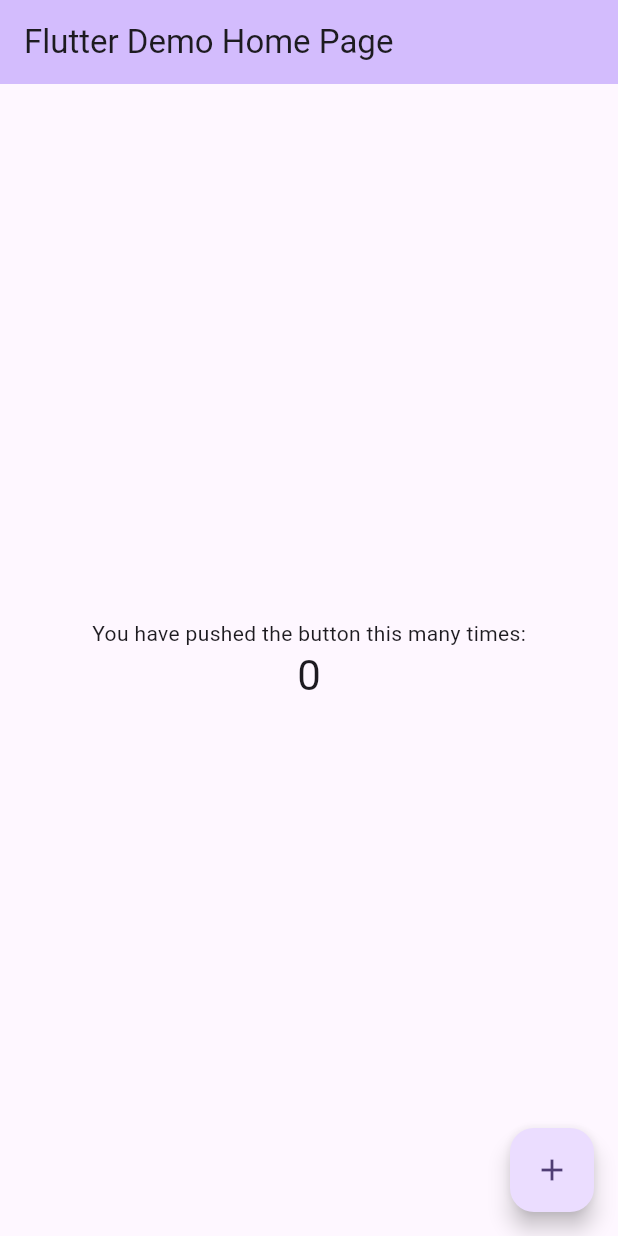
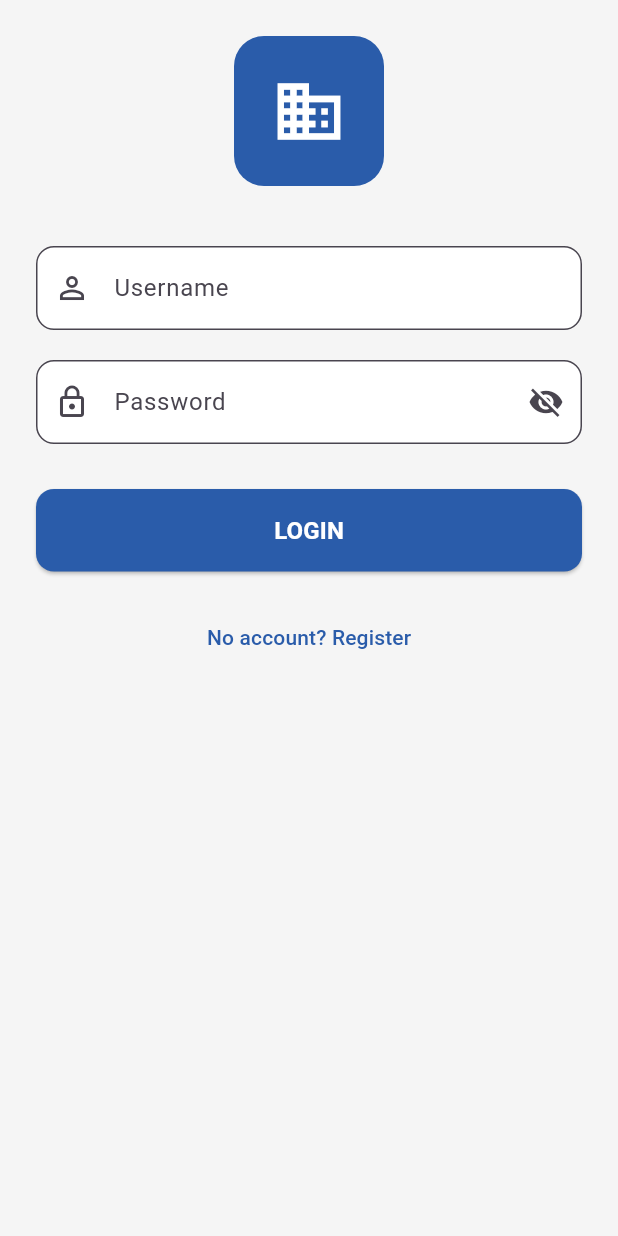
Before and after one commit to DidarTito/corporate_app, a Flutter app: the screen it shows after launch, on a phone screen of 412 x 824 dp. Run offline on Flutter 3.47's test engine with Material 3 defaults, Android fonts, the phone set to English and light mode, and no system bars.

Commit message:
basic screens added: splash, login, home

```diff
--- a/lib/main.dart
+++ b/lib/main.dart
@@ -1,122 +1,29 @@
+import 'package:corporate_app/utils/constants.dart';
 import 'package:flutter/material.dart';
+import 'screens/splash_screen.dart';
 
 void main() {
-  runApp(const MyApp());
+  runApp(const CorporateApp());
 }
 
-class MyApp extends StatelessWidget {
-  const MyApp({super.key});
+class CorporateApp extends StatelessWidget {
+  const CorporateApp({super.key});
 
-  // This widget is the root of your application.
   @override
   Widget build(BuildContext context) {
     return MaterialApp(
-      title: 'Flutter Demo',
+      title: 'Corporate App',
       theme: ThemeData(
-        // This is the theme of your application.
-        //
-        // TRY THIS: Try running your application with "flutter run". You'll see
-        // the application has a purple toolbar. Then, without quitting the app,
-        // try changing the seedColor in the colorScheme below to Colors.green
-        // and then invoke "hot reload" (save your changes or press the "hot
-        // reload" button in a Flutter-supported IDE, or press "r" if you used
-        // the command line to start the app).
-        //
-        // Notice that the counter didn't reset back to zero; the application
-        // state is not lost during the reload. To reset the state, use hot
-        // restart instead.
-        //
-        // This works for code too, not just values: Most code changes can be
-        // tested with just a hot reload.
-        colorScheme: .fromSeed(seedColor: Colors.deepPurple),
+        primaryColor: AppColors.primaryBlue,
+        scaffoldBackgroundColor: AppColors.backgroundLight,
+        appBarTheme: const AppBarTheme(
+          backgroundColor: AppColors.primaryBlue,
+          foregroundColor: Colors.white,
+          elevation: 0,
+        ),
       ),
-      home: const MyHomePage(title: 'Flutter Demo Home Page'),
+      home: const SplashScreen(),
+      debugShowCheckedModeBanner: false,
     );
   }
 }
-
-class MyHomePage extends StatefulWidget {
-  const MyHomePage({super.key, required this.title});
-
-  // This widget is the home page of your application. It is stateful, meaning
-  // that it has a State object (defined below) that contains fields that affect
-  // how it looks.
-
-  // This class is the configuration for the state. It holds the values (in this
-  // case the title) provided by the parent (in this case the App widget) and
-  // used by the build method of the State. Fields in a Widget subclass are
-  // always marked "final".
-
-  final String title;
-
-  @override
-  State<MyHomePage> createState() => _MyHomePageState();
-}
-
-class _MyHomePageState extends State<MyHomePage> {
-  int _counter = 0;
-
-  void _incrementCounter() {
-    setState(() {
-      // This call to setState tells the Flutter framework that something has
-      // changed in this State, which causes it to rerun the build method below
-      // so that the display can reflect the updated values. If we changed
-      // _counter without calling setState(), then the build method would not be
-      // called again, and so nothing would appear to happen.
-      _counter++;
-    });
-  }
-
-  @override
-  Widget build(BuildContext context) {
-    // This method is rerun every time setState is called, for instance as done
-    // by the _incrementCounter method above.
-    //
-    // The Flutter framework has been optimized to make rerunning build methods
-    // fast, so that you can just rebuild anything that needs updating rather
-    // than having to individually change instances of widgets.
-    return Scaffold(
-      appBar: AppBar(
-        // TRY THIS: Try changing the color here to a specific color (to
-        // Colors.amber, perhaps?) and trigger a hot reload to see the AppBar
-        // change color while the other colors stay the same.
-        backgroundColor: Theme.of(context).colorScheme.inversePrimary,
-        // Here we take the value from the MyHomePage object that was created by
-        // the App.build method, and use it to set our appbar title.
-        title: Text(widget.title),
-      ),
-      body: Center(
-        // Center is a layout widget. It takes a single child and positions it
-        // in the middle of the parent.
-        child: Column(
-          // Column is also a layout widget. It takes a list of children and
-          // arranges them vertically. By default, it sizes itself to fit its
-          // children horizontally, and tries to be as tall as its parent.
-          //
-          // Column has various properties to control how it sizes itself and
-          // how it positions its children. Here we use mainAxisAlignment to
-          // center the children vertically; the main axis here is the vertical
-          // axis because Columns are vertical (the cross axis would be
-          // horizontal).
-          //
-          // TRY THIS: Invoke "debug painting" (choose the "Toggle Debug Paint"
-          // action in the IDE, or press "p" in the console), to see the
-          // wireframe for each widget.
-          mainAxisAlignment: .center,
-          children: [
-            const Text('You have pushed the button this many times:'),
-            Text(
-              '$_counter',
-              style: Theme.of(context).textTheme.headlineMedium,
-            ),
-          ],
-        ),
-      ),
-      floatingActionButton: FloatingActionButton(
-        onPressed: _incrementCounter,
-        tooltip: 'Increment',
-        child: const Icon(Icons.add),
-      ),
-    );
-  }
-}
--- /dev/null
+++ b/lib/screens/login_screen.dart
@@ -0,0 +1,150 @@
+import 'package:flutter/material.dart';
+import 'home_screen.dart';
+import '../utils/constants.dart';
+
+class LoginScreen extends StatefulWidget {
+  const LoginScreen({super.key});
+
+  @override
+  State<LoginScreen> createState() => _LoginScreenState();
+}
+
+class _LoginScreenState extends State<LoginScreen> {
+  final TextEditingController _usernameController = TextEditingController();
+  final TextEditingController _passwordController = TextEditingController();
+  bool _isPasswordVisible = false;
+
+  void _login() {
+    final username = _usernameController.text.trim();
+    final password = _passwordController.text.trim();
+
+    if (username.isEmpty || password.isEmpty) {
+      ScaffoldMessenger.of(context).showSnackBar(
+        const SnackBar(content: Text('Please fill all fields')),
+      );
+      return;
+    }
+
+    // Mock login
+    Navigator.pushReplacement(
+      context,
+      MaterialPageRoute(builder: (context) => const HomeScreen()),
+    );
+  }
+
+  @override
+  Widget build(BuildContext context) {
+    return Scaffold(
+      backgroundColor: AppColors.backgroundLight,
+      body: SafeArea(
+        child: SingleChildScrollView(
+          padding: const EdgeInsets.all(24),
+          child: Column(
+            crossAxisAlignment: CrossAxisAlignment.stretch,
+            children: [
+              // Логотип
+              Align(
+                alignment: Alignment.center,
+                child: Container(
+                  width: 100,
+                  height: 100,
+                  decoration: BoxDecoration(
+                    color: AppColors.primaryBlue,
+                    borderRadius: BorderRadius.circular(20),
+                  ),
+                  child: const Icon(
+                    Icons.business,
+                    size: 50,
+                    color: Colors.white,
+                  ),
+                ),
+              ),
+              const SizedBox(height: 40),
+
+              // Поле username
+              TextField(
+                controller: _usernameController,
+                decoration: InputDecoration(
+                  labelText: 'Username',
+                  prefixIcon: const Icon(Icons.person_outline),
+                  border: OutlineInputBorder(
+                    borderRadius: BorderRadius.circular(12),
+                  ),
+                  filled: true,
+                  fillColor: Colors.white,
+                ),
+              ),
+              const SizedBox(height: 20),
+
+              // Поле password
+              TextField(
+                controller: _passwordController,
+                obscureText: !_isPasswordVisible,
+                decoration: InputDecoration(
+                  labelText: 'Password',
+                  prefixIcon: const Icon(Icons.lock_outline),
+                  suffixIcon: IconButton(
+                    icon: Icon(
+                      _isPasswordVisible
+                        ? Icons.visibility
+                        : Icons.visibility_off,
+                    ),
+                    onPressed: () {
+                      setState(() {
+                        _isPasswordVisible = !_isPasswordVisible;
+                      });
+                    },
+                  ),
+                  border: OutlineInputBorder(
+                    borderRadius: BorderRadius.circular(12),
+                  ),
+                  filled: true,
+                  fillColor: Colors.white,
+                ),
+              ),
+              const SizedBox(height: 30),
+
+              // Кнопка Login
+              ElevatedButton(
+                onPressed: _login,
+                style: ElevatedButton.styleFrom(
+                  backgroundColor: AppColors.primaryBlue,
+                  foregroundColor: Colors.white,
+                  padding: const EdgeInsets.symmetric(vertical: 16),
+                  shape: RoundedRectangleBorder(
+                    borderRadius: BorderRadius.circular(12),
+                  ),
+                ),
+                child: const Text(
+                  'LOGIN',
+                  style: TextStyle(
+                    fontSize: 16,
+                    fontWeight: FontWeight.w600,
+                  ),
+                ),
+              ),
+              const SizedBox(height: 20),
+
+              // Ссылка на регистрацию (пока неактивна)
+              TextButton(
+                onPressed: () {
+                  ScaffoldMessenger.of(context).showSnackBar(
+                    const SnackBar(
+                      content: Text('Register screen will be in next release'),
+                    ),
+                  );
+                },
+                child: const Text(
+                  'No account? Register',
+                  style: TextStyle(
+                    color: AppColors.primaryBlue,
+                  ),
+                ),
+              ),
+            ],
+          ),
+        ),
+      ),
+    );
+  }
+}
--- /dev/null
+++ b/lib/utils/constants.dart
@@ -0,0 +1,14 @@
+import 'package:flutter/material.dart';
+
+class AppColors {
+  static const primaryBlue = Color(0xFF2A5CAA);
+  static const primaryDarkBlue = Color(0xFF1E3D6F);
+  static const backgroundLight = Color(0xFFF5F5F5);
+  static const white = Color(0xFFFFFFFF);
+  static const black = Color(0xFF000000);
+  static const grey = Color(0xFF9E9E9E);
+}
+
+class AppStrings {
+  static const appName = 'Corporate App';
+}
--- a/pubspec.yaml
+++ b/pubspec.yaml
@@ -56,6 +56,8 @@ flutter:
   # included with your application, so that you can use the icons in
   # the material Icons class.
   uses-material-design: true
+#  assets:
+#    - assets/images/
 
   # To add assets to your application, add an assets section, like this:
   # assets:
```
Also changed, not shown: lib/screens/home_screen.dart (added, +30 -0 lines), lib/screens/splash_screen.dart (added, +61 -0 lines), 1 other file.
